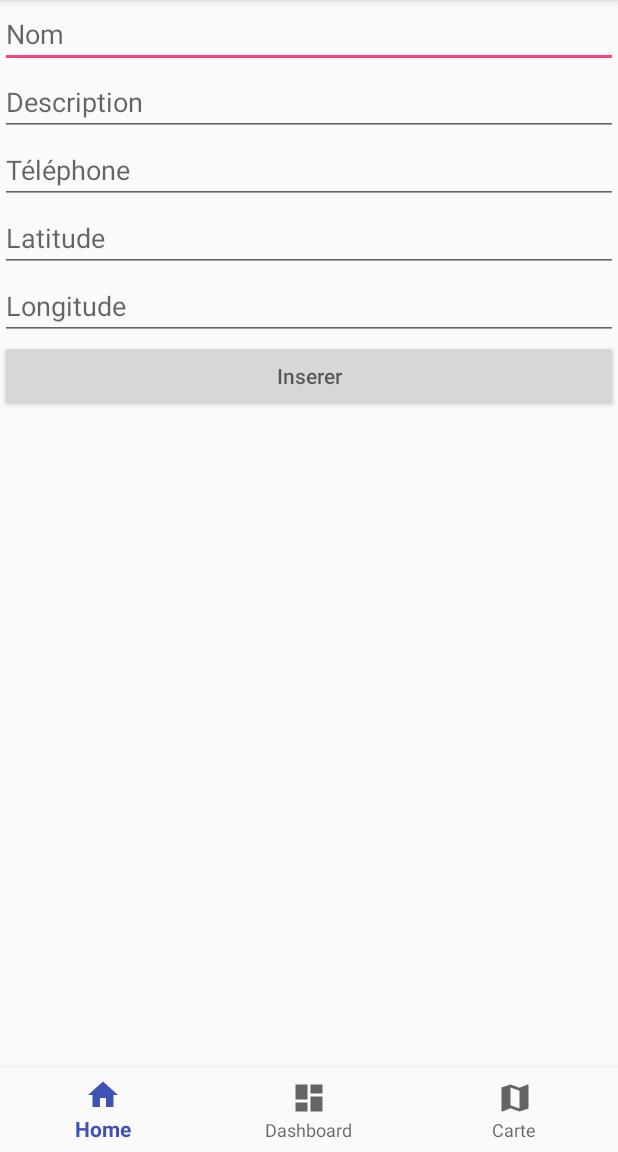
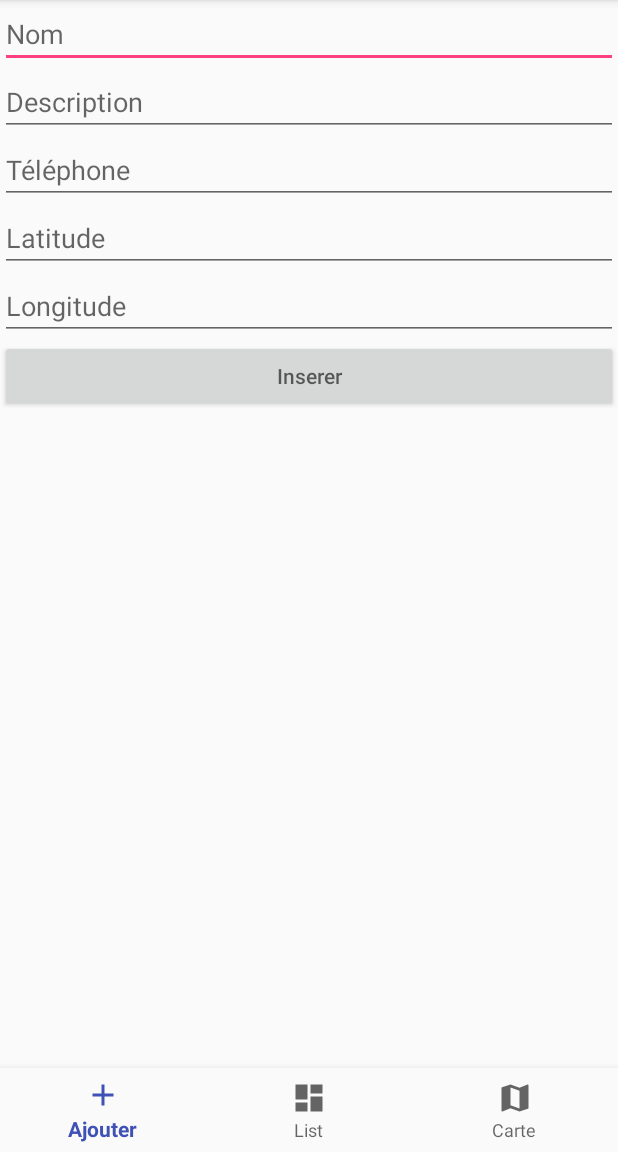
Before and after one commit to EISAWESOME/tp-room, an Android app: the screen it shows after launch (MainActivity), on a phone screen of 412 x 824 dp, the part 84-1236 px from its top. Run offline under Robolectric (Android 15) with nearby library versions, the phone set to English and light mode, and no system bars; libraries missing offline, so code that uses them is left out: com.facebook.stetho; 1 statement that could not run was skipped.

Commit message:
Chgt nom des items de navigation

```diff
--- a/app/src/main/java/com/simonin/clement/tp2room/adapter/MyAdapter.java
+++ b/app/src/main/java/com/simonin/clement/tp2room/adapter/MyAdapter.java
@@ -45,7 +45,7 @@ public class MyAdapter extends RecyclerView.Adapter<MyAdapter.ViewHolder> {
         public void onClick(View v) {
             Context context = v.getContext();
             AppDatabase.get(context).placeDao().delete(place);
-            CharSequence text = "Place supprimée !";
+            CharSequence text = context.getString(R.string.toast_delete_place_success);
             int duration = Toast.LENGTH_SHORT;
 
             Toast toast = Toast.makeText(context, text, duration);
--- a/app/src/main/java/com/simonin/clement/tp2room/fragment/AddPlaceFragment.java
+++ b/app/src/main/java/com/simonin/clement/tp2room/fragment/AddPlaceFragment.java
@@ -29,7 +29,6 @@ public class AddPlaceFragment extends Fragment implements View.OnClickListener {
     @Nullable
     @Override
     public View onCreateView(LayoutInflater inflater, @Nullable ViewGroup container, Bundle savedInstanceState) {
-        //return inflater.inflate(R.layout.fragment_add_place, container, false);
         View rootView = inflater.inflate(R.layout.fragment_add_place, container, false);
 
         name = rootView.findViewById(R.id.add_place_name);
@@ -101,7 +100,7 @@ public class AddPlaceFragment extends Fragment implements View.OnClickListener {
 
         AppDatabase.get(getContext()).placeDao().insert(placeToInsert);
 
-        CharSequence text = "Place ajoutée !";
+        CharSequence text = getString(R.string.toast_add_place_success);
         int duration = Toast.LENGTH_SHORT;
 
         Toast toast = Toast.makeText(getContext(), text, duration);
--- /dev/null
+++ b/app/src/main/res/drawable/ic_add_black_24dp.xml
@@ -0,0 +1,9 @@
+<vector xmlns:android="http://schemas.android.com/apk/res/android"
+        android:width="24dp"
+        android:height="24dp"
+        android:viewportWidth="24.0"
+        android:viewportHeight="24.0">
+    <path
+        android:fillColor="#FF000000"
+        android:pathData="M19,13h-6v6h-2v-6H5v-2h6V5h2v6h6v2z"/>
+</vector>
--- a/app/src/main/res/menu/navigation.xml
+++ b/app/src/main/res/menu/navigation.xml
@@ -3,13 +3,13 @@
 
     <item
         android:id="@+id/navigation_home"
-        android:icon="@drawable/ic_home_black_24dp"
-        android:title="@string/title_home" />
+        android:icon="@drawable/ic_add_black_24dp"
+        android:title="@string/title_add" />
 
     <item
         android:id="@+id/navigation_dashboard"
         android:icon="@drawable/ic_dashboard_black_24dp"
-        android:title="@string/title_dashboard" />
+        android:title="@string/title_list" />
 
     <item
         android:id="@+id/navigation_maps"
--- a/app/src/main/res/values/strings.xml
+++ b/app/src/main/res/values/strings.xml
@@ -1,7 +1,7 @@
 <resources>
     <string name="app_name">TP2Room</string>
-    <string name="title_home">Home</string>
-    <string name="title_dashboard">Dashboard</string>
+    <string name="title_add">Ajouter</string>
+    <string name="title_list">List</string>
     <string name="title_maps">Carte</string>
 
     <string name="hint_name">Nom</string>
@@ -12,4 +12,7 @@
     <string name="hint_insert">Inserer</string>
 
     <string name="field_error"> Erreur </string>
+
+    <string name="toast_add_place_success"> Place ajoutée! </string>
+    <string name="toast_delete_place_success"> Place supprimée! </string>
 </resources>
```
